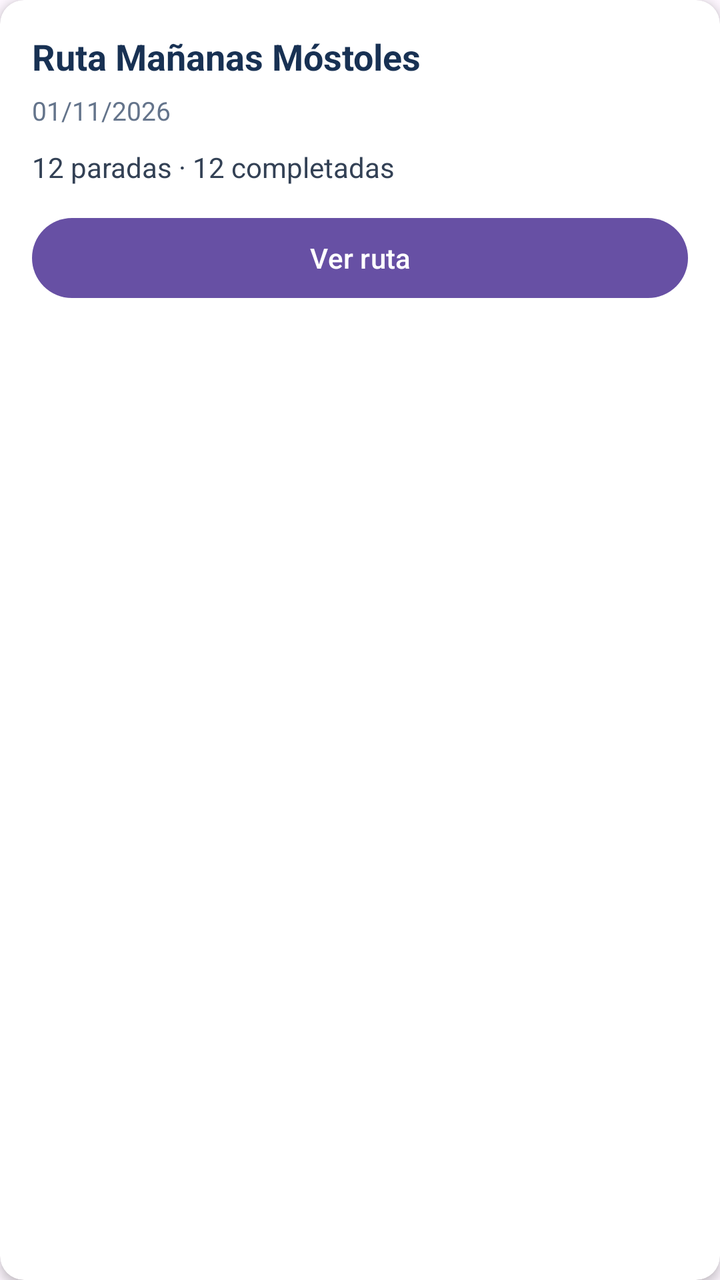
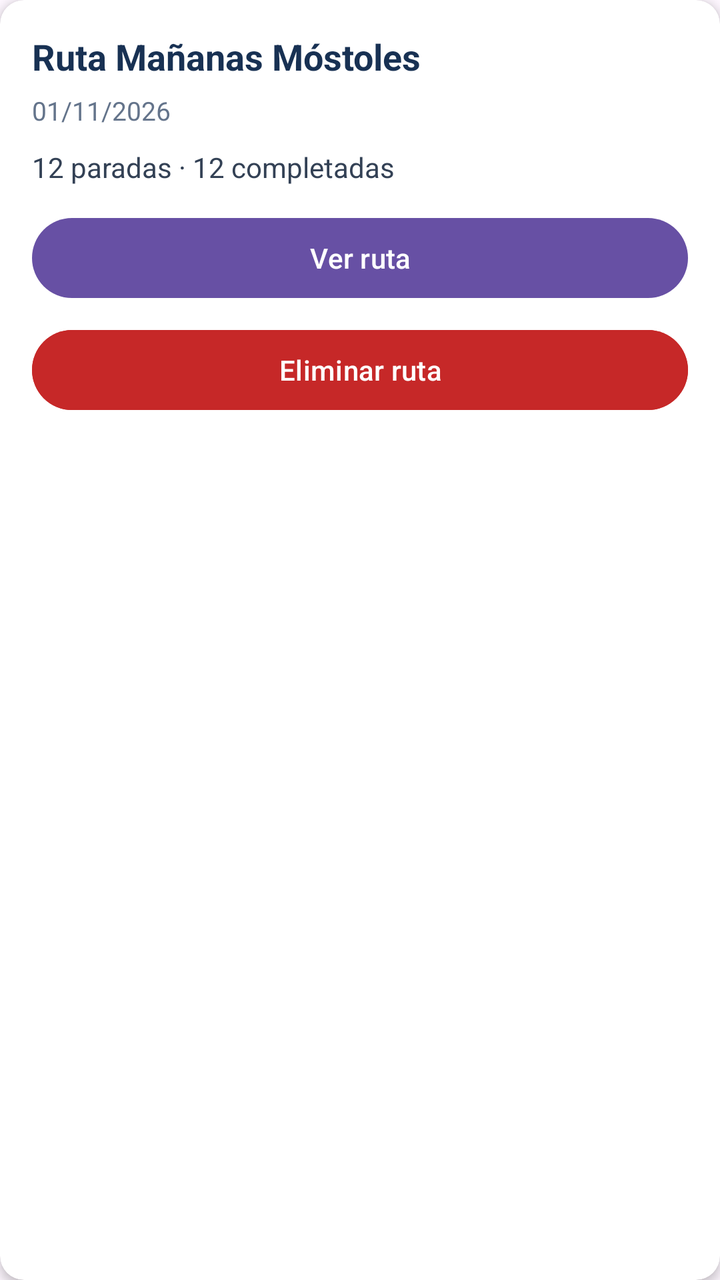

Screens rendered from an Android XML layout before and after an edit, with the pre-edit source and the edit as a unified diff.
<!-- AndroidManifest.xml: application theme Theme.RoutePlanner -->
<!-- res/layout/item_history_route.xml -->
<?xml version="1.0" encoding="utf-8"?>
<androidx.cardview.widget.CardView
    xmlns:android="http://schemas.android.com/apk/res/android"
    xmlns:app="http://schemas.android.com/apk/res-auto"
    android:layout_width="match_parent"
    android:layout_height="wrap_content"
    android:layout_marginBottom="12dp"
    app:cardCornerRadius="12dp"
    app:cardElevation="3dp"
    app:cardUseCompatPadding="false">

    <LinearLayout
        android:layout_width="match_parent"
        android:layout_height="wrap_content"
        android:orientation="vertical"
        android:padding="16dp">

        
        <TextView
            android:id="@+id/tvHistoryRouteName"
            android:layout_width="match_parent"
            android:layout_height="wrap_content"
            android:text="Ruta Mañanas Móstoles"
            android:textColor="#183153"
            android:textSize="18sp"
            android:textStyle="bold" />

        
        <TextView
            android:id="@+id/tvHistoryRouteDate"
            android:layout_width="match_parent"
            android:layout_height="wrap_content"
            android:layout_marginTop="6dp"
            android:text="01/11/2026"
            android:textColor="#64748B"
            android:textSize="13sp" />

        
        <TextView
            android:id="@+id/tvHistoryRouteStops"
            android:layout_width="match_parent"
            android:layout_height="wrap_content"
            android:layout_marginTop="10dp"
            android:text="12 paradas · 12 completadas"
            android:textColor="#334155"
            android:textSize="14sp" />

        
        <Button
            android:id="@+id/btnViewHistoryRoute"
            android:layout_width="match_parent"
            android:layout_height="48dp"
            android:layout_marginTop="12dp"
            android:text="Ver ruta" />

    </LinearLayout>

</androidx.cardview.widget.CardView>
<!-- resources referenced by this layout -->
<resources>
  <style name="Theme.RoutePlanner" parent="Base.Theme.RoutePlanner" />
  <style name="Base.Theme.RoutePlanner" parent="Theme.Material3.DayNight.NoActionBar">
          
          
      </style>
</resources>

<!-- the commit's change to res/layout/item_history_route.xml (unified diff, before → after) -->
@@ -53,6 +53,14 @@
             android:layout_marginTop="12dp"
             android:text="Ver ruta" />
 
+        <Button
+            android:id="@+id/btnDeleteHistoryRoute"
+            android:layout_width="match_parent"
+            android:layout_height="wrap_content"
+            android:layout_marginTop="8dp"
+            android:text="Eliminar ruta"
+            android:textColor="#FFFFFF"
+            android:backgroundTint="#C62828" />
+
     </LinearLayout>
-
 </androidx.cardview.widget.CardView>
